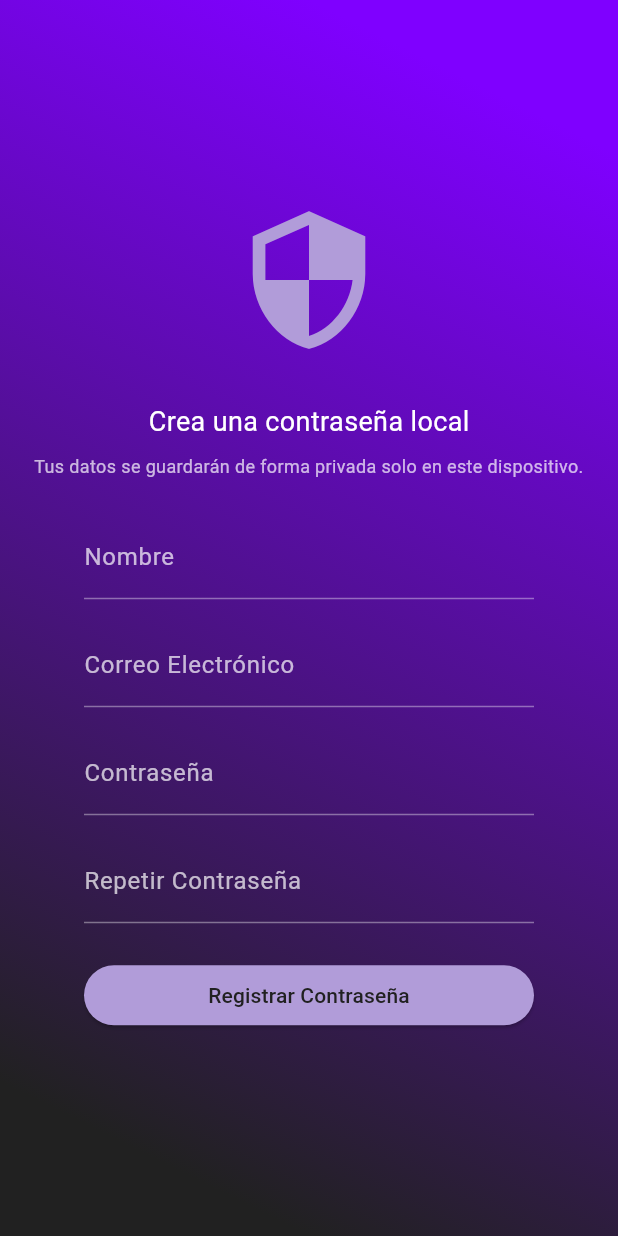
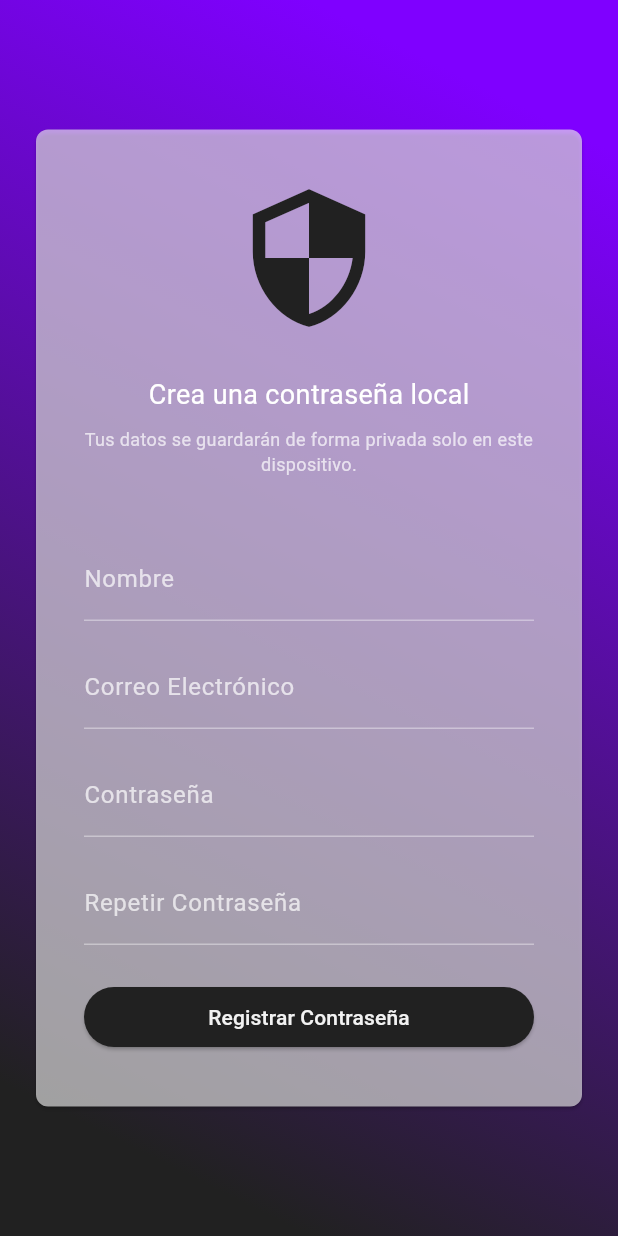
Before and after one commit to Dsaoro/silenti, a Flutter app: the screen it shows after launch, on a phone screen of 412 x 824 dp. Run offline on Flutter 3.47's test engine with Material 3 defaults, Android fonts, the phone set to English and light mode, and no system bars; our stand-ins replace awesome_snackbar_content, fl_chart, sqflite_common_ffi; accounts and stored records are empty.

Commit message:
improve appeareance of the login/register page

```diff
--- a/lib/presentation/security/login_page.dart
+++ b/lib/presentation/security/login_page.dart
@@ -108,10 +108,24 @@ class _LoginPageState extends State<LoginPage> {
     if (kDebugMode) {
       print("Return login");
     }
-    return Column(
+    return Container(
+      height: MediaQuery.of(context).size.height * 0.6,
+      width: MediaQuery.of(context).size.width * 0.8,
+      alignment: Alignment.center,
+      child: Card(
+        shape: RoundedRectangleBorder(
+          borderRadius: BorderRadius.circular(8),
+        ),
+        color: Theme.of(context).colorScheme.surface.withAlpha(160),
+        child: Container(
+          height: MediaQuery.of(context).size.height * 0.6,
+          width: MediaQuery.of(context).size.width * 0.8,
+          alignment: Alignment.center,
+          child: Column(
             mainAxisAlignment: MainAxisAlignment.center,
             children: [
-        Icon(Icons.monetization_on, size: 100, color: SilentiColors.secondary),
+              Icon(Icons.monetization_on,
+                  size: 100, color: Theme.of(context).colorScheme.onSurface),
               SizedBox(height: 32),
               Text(
                 "Ingresa tu contraseña",
@@ -128,6 +142,9 @@ class _LoginPageState extends State<LoginPage> {
                 ),
               ),
             ],
+          ),
+        ),
+      ),
     );
   }
 
@@ -135,11 +152,25 @@ class _LoginPageState extends State<LoginPage> {
     if (kDebugMode) {
       print("Return register");
     }
-    return Column(
+    return Container(
+      height: MediaQuery.of(context).size.height * 0.8,
+      width: MediaQuery.of(context).size.width * 0.9,
+      alignment: Alignment.center,
+      child: Card(
+        shape: RoundedRectangleBorder(
+          borderRadius: BorderRadius.circular(8),
+        ),
+        color: Theme.of(context).colorScheme.surface.withAlpha(160),
+        child: Container(
+          height: MediaQuery.of(context).size.height * 0.8,
+          width: MediaQuery.of(context).size.width * 0.9,
+          alignment: Alignment.center,
+          child: Column(
             mainAxisAlignment: MainAxisAlignment.center,
             children: [
-        Icon(Icons.security, size: 100, color: SilentiColors.secondary),
-        SizedBox(height: 32),
+              Icon(Icons.security,
+                  size: 100, color: Theme.of(context).colorScheme.onSurface),
+              SizedBox(height: 28),
               Text(
                 "Crea una contraseña local",
                 style: TextStyle(color: Colors.white, fontSize: 18),
@@ -150,7 +181,7 @@ class _LoginPageState extends State<LoginPage> {
                 textAlign: TextAlign.center,
                 style: TextStyle(color: Colors.white70, fontSize: 12),
               ),
-        SizedBox(height: 24),
+              SizedBox(height: 40),
               _buildTextField(_nameController, "Nombre"),
               SizedBox(height: 16),
               _buildTextField(_emailController, "Correo Electrónico"),
@@ -163,11 +194,18 @@ class _LoginPageState extends State<LoginPage> {
               SizedBox(
                 width: columnWidth,
                 child: ElevatedButton(
+                  style: ElevatedButton.styleFrom(
+                    backgroundColor: Theme.of(context).colorScheme.onSurface,
+                    foregroundColor: Theme.of(context).colorScheme.surface,
+                  ),
                   onPressed: _handleRegister,
                   child: Text('Registrar Contraseña'),
                 ),
               ),
             ],
+          ),
+        ),
+      ),
     );
   }
 
@@ -196,11 +234,17 @@ class _LoginPageState extends State<LoginPage> {
     return Scaffold(
       body: WrapGradientBackground(
         gradient: gradient,
+        child: SizedBox(
+          width: MediaQuery.of(context).size.width,
+          height: MediaQuery.of(context).size.height,
+          child: Center(
             child: Container(
               width: MediaQuery.of(context).size.width,
-          height: MediaQuery.of(context).size.height,
+              // height: MediaQuery.of(context).size.height,
               padding: EdgeInsets.symmetric(horizontal: 20),
               child: isRegister ? _register() : _login(),
+            ),
+          ),
         ),
       ),
     );
```
Lines whose indentation alone changed are shown as unchanged.
